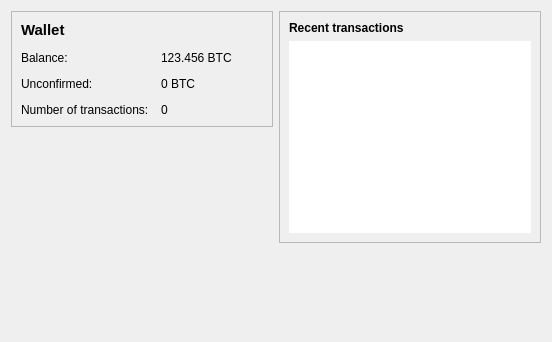
Qt form src/qt/forms/overviewpage.ui (mcastillo0724/novacoin) before a commit.
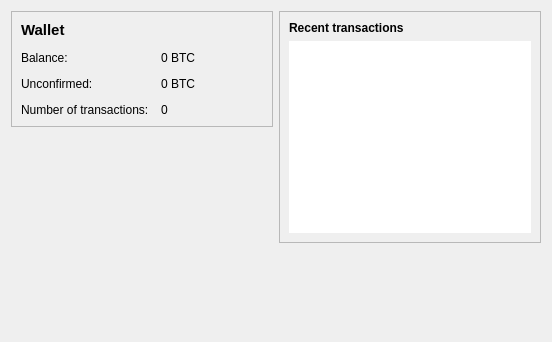
The same form after that commit.

Commit message: change initial Balance on overviewpage from "123.456 BTC" to "0 BTC" to not confuse users, which could see it before we init with the real wallet balance

The edit to the form file:
```diff
--- a/src/qt/forms/overviewpage.ui
+++ b/src/qt/forms/overviewpage.ui
@@ -44,7 +44,7 @@
         <item row="2" column="1">
          <widget class="QLabel" name="labelBalance">
           <property name="text">
-           <string notr="true">123.456 BTC</string>
+           <string notr="true">0 BTC</string>
           </property>
          </widget>
         </item>
```
